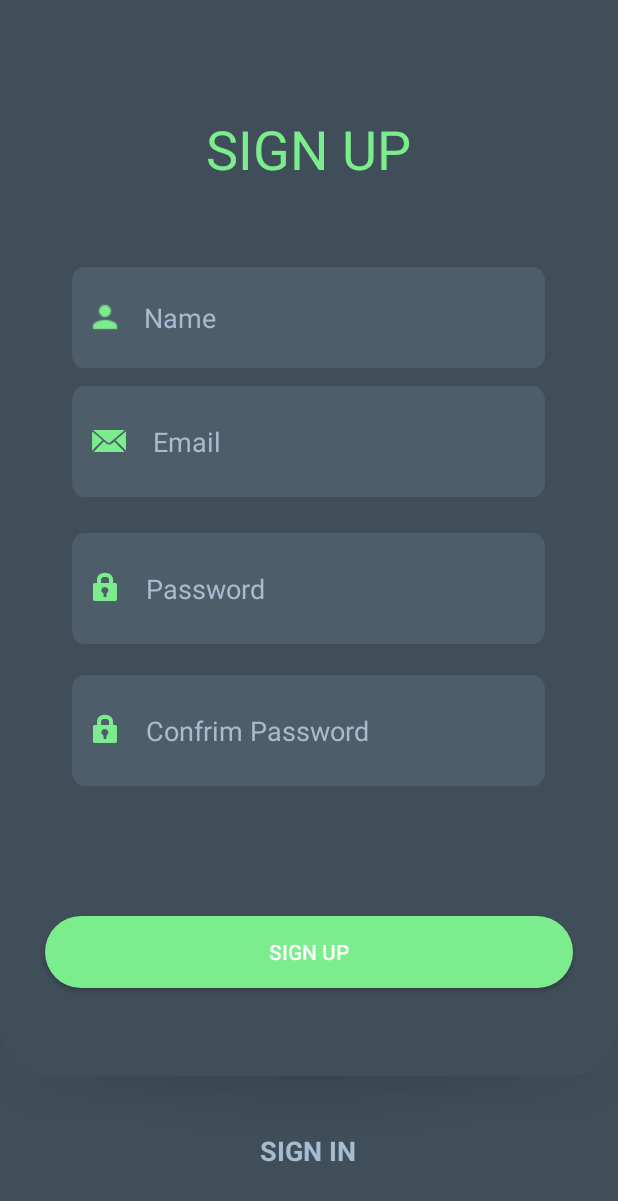
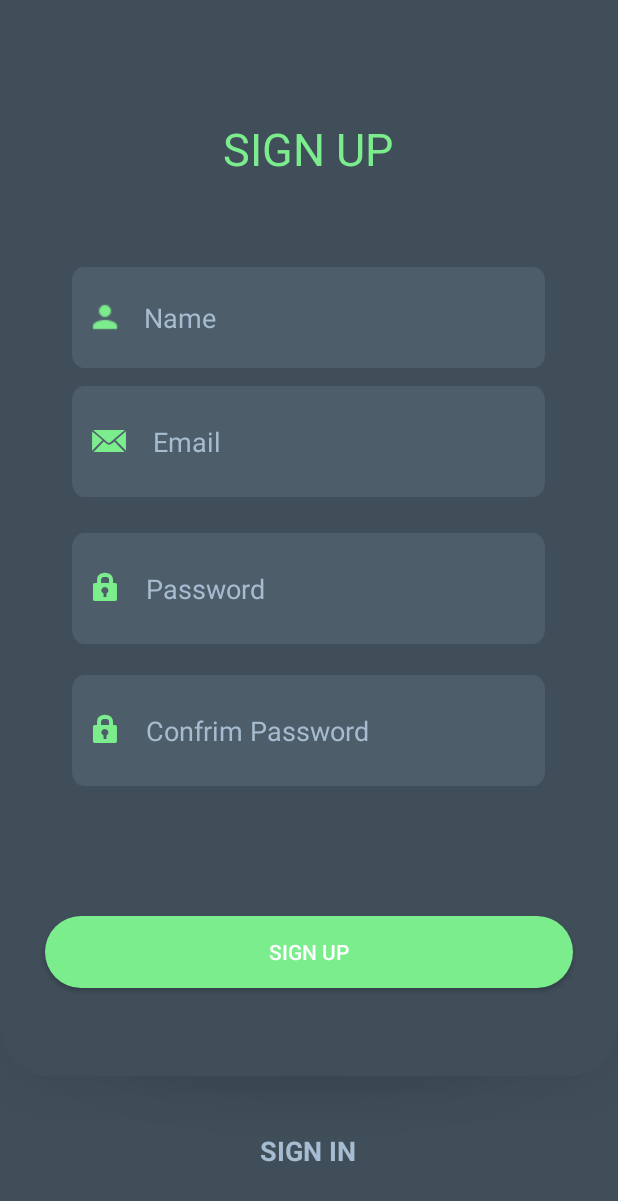
Before and after one commit to Parth123-Pro/Android-App-3, an Android app: the RegistrationActivity screen opened directly, with no data from a screen before it, on a phone screen of 412 x 824 dp. Shown: the top 1201 px of the screen. Run offline under Robolectric (Android 15) with nearby library versions, the phone set to English and light mode, and no system bars; our stand-ins replace Volley; Roboto replaces fonts that are not available here.

Commit message:
Updated by Hacker

```diff
--- a/app/src/main/res/layout/activity_login.xml
+++ b/app/src/main/res/layout/activity_login.xml
@@ -20,7 +20,7 @@
 
         android:text="SIGN IN"
         android:textColor="@color/lightGreen"
-        android:textSize="36sp" />
+        android:textSize="30sp" />
 
     <EditText
         android:id="@+id/email"
--- a/app/src/main/res/layout/activity_registration.xml
+++ b/app/src/main/res/layout/activity_registration.xml
@@ -24,8 +24,7 @@
         android:gravity="center"
         android:text="SIGN UP"
         android:textColor="@color/lightGreen"
-        android:textSize="36sp"
-        />
+        android:textSize="30sp" />
 
     <EditText
         android:id="@+id/name"
```
